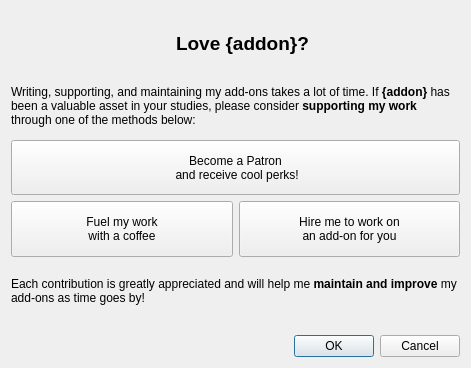
Qt form designer/contrib.ui (glutanimate/review-heatmap) before a commit.
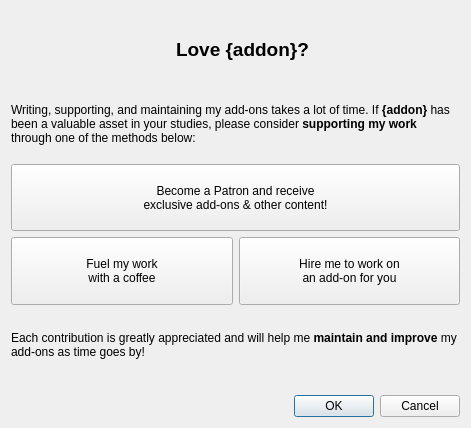
The same form after that commit. Icons and pictures are not drawn.

Diff of the .ui file:
```diff
--- a/designer/contrib.ui
+++ b/designer/contrib.ui
@@ -7,7 +7,7 @@
     <x>0</x>
     <y>0</y>
     <width>471</width>
-    <height>368</height>
+    <height>428</height>
    </rect>
   </property>
   <property name="windowTitle">
@@ -109,8 +109,8 @@
         <string>Perks include access to Patron-only add-ons, &lt;br&gt;exclusive blog posts, mentions in the credits, and more!</string>
        </property>
        <property name="text">
-        <string>Become a Patron 
- and receive cool perks!</string>
+        <string>Become a Patron and receive 
+exclusive add-ons &amp;&amp; other content!</string>
        </property>
        <property name="icon">
         <iconset resource="icons.qrc">
```
